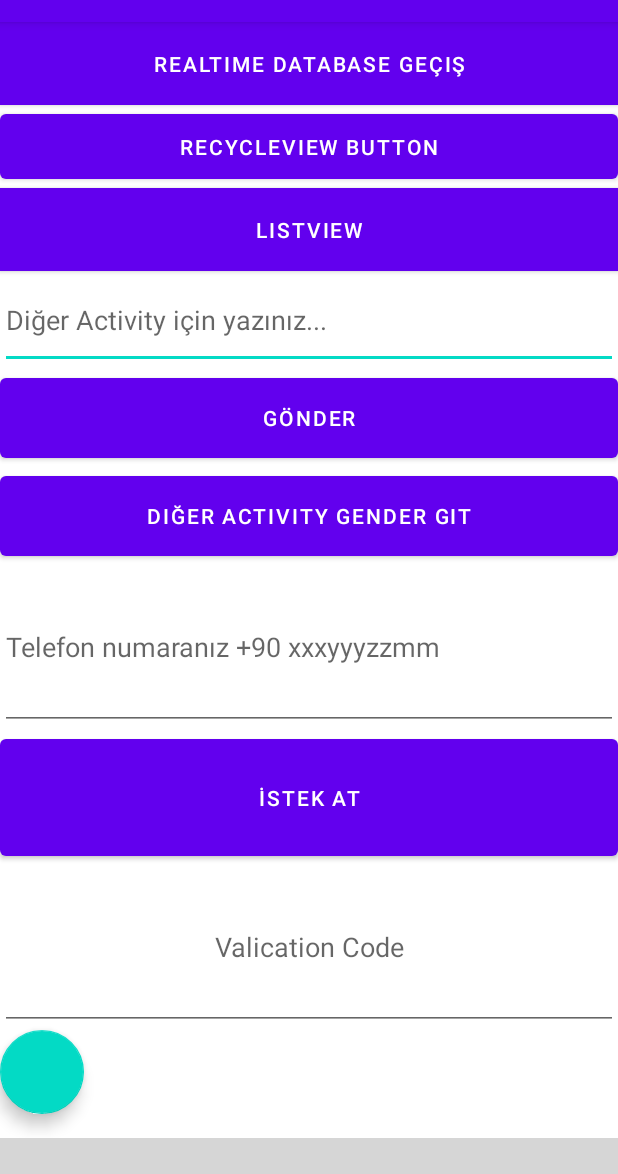
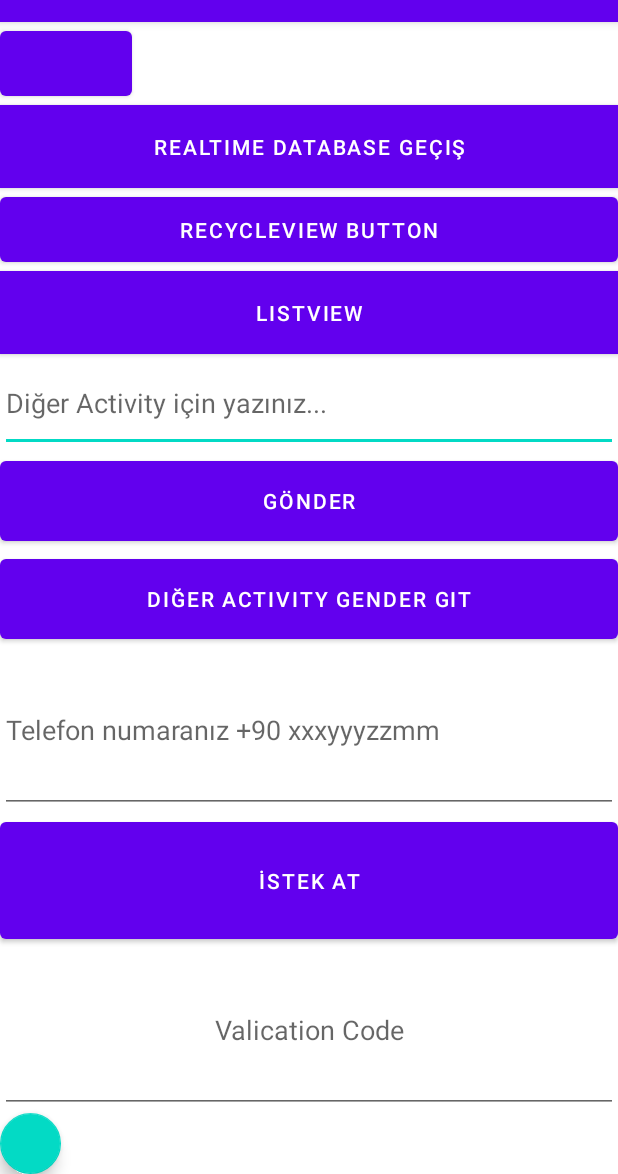
Before and after one commit to hamitmizrak/EcodationAndroid1, an Android app: the screen it shows after launch (MainActivity), on a phone screen of 412 x 824 dp, the part 62-1236 px from its top. Run offline under Robolectric (Android 15) with nearby library versions, the phone set to English and light mode, and no system bars; our stand-ins replace CircleImageView, Firebase (no records; nobody signed in at launch, a user with empty details on screens opened directly); pictures from the network do not load; grey boxes are pictures that could not be loaded.

```diff
--- a/app/src/main/AndroidManifest.xml
+++ b/app/src/main/AndroidManifest.xml
@@ -16,6 +16,9 @@
         android:supportsRtl="true"
         android:theme="@style/Theme.EcodationAndroid"
         tools:targetApi="31">
+        <activity
+            android:name=".LocalStorageView"
+            android:exported="false" />
         <activity
             android:name=".RealtimeDatabaseActivity"
             android:exported="false" />
--- a/app/src/main/java/hamitmizrak/com/MainActivity.java
+++ b/app/src/main/java/hamitmizrak/com/MainActivity.java
@@ -29,6 +29,9 @@ import java.util.concurrent.TimeUnit;
 
 public class MainActivity extends AppCompatActivity {
     //Global Variable
+
+    //local storage
+    Button localStorageButton;
 
     //realtime Database
     Button realtimeDatabase;
@@ -82,6 +85,18 @@ public class MainActivity extends AppCompatActivity {
         super.onCreate(savedInstanceState);
         setContentView(R.layout.activity_main);
         //Log.e("onCreate", "ilk açılan");
+
+
+        //localStorage
+        localStorageButton=findViewById(R.id.localStorageButton);
+        localStorageButton.setOnClickListener(new View.OnClickListener() {
+            @Override
+            public void onClick(View view) {
+                Intent localStorage=new Intent(getApplicationContext(),LocalStorageView.class);
+                Toast.makeText(getApplicationContext(),"Local Storage Giriliyor",Toast.LENGTH_LONG);
+                startActivity(localStorage);
+            }
+        });
 
         //realtimeDatabase
         realtimeDatabase=findViewById(R.id.realtimeDatabase);
--- a/app/src/main/res/layout/activity_main.xml
+++ b/app/src/main/res/layout/activity_main.xml
@@ -6,6 +6,13 @@
     android:layout_height="match_parent"
     android:orientation="vertical"
     tools:context=".MainActivity">
+
+
+    <!--localstorage -->
+    <Button
+       android:layout_width="wrap_content"
+        android:layout_height="55dp"
+        android:id="@+id/localStorageButton"/>
 
     <!--realtimeDatabase-->
     <Button
```
Also changed, not shown: app/src/main/java/hamitmizrak/com/LocalStorageView.java (added, +33 -0 lines), app/src/main/res/layout/activity_local_storage_view.xml (added, +9 -0 lines).
